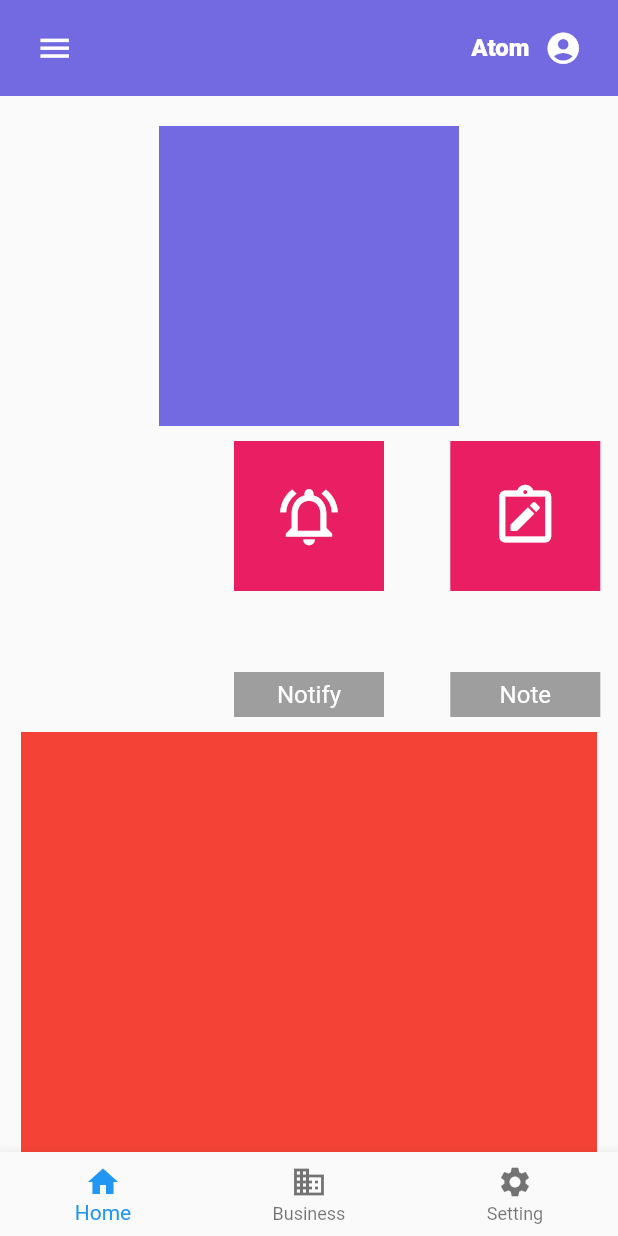
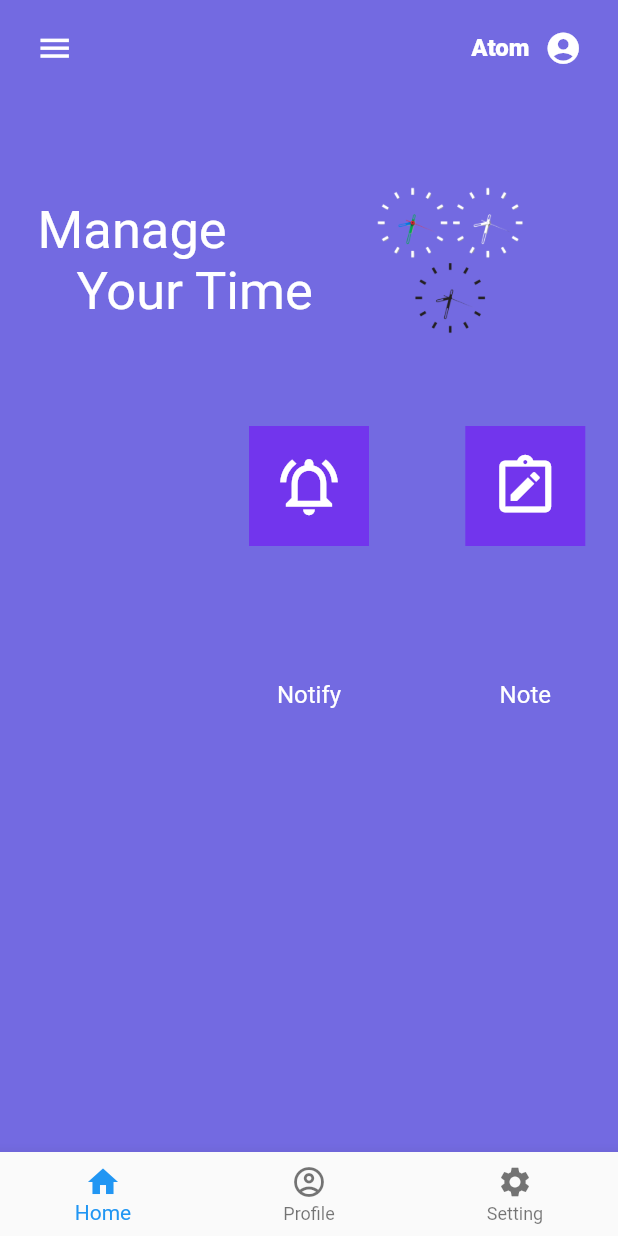
Before and after one commit to atomyongya/time_Management, a Flutter app: the HomeScreen screen opened directly, on a phone screen of 412 x 824 dp. Run offline on Flutter 3.47's test engine with Material 2 defaults, Android fonts, the phone set to English and light mode, and no system bars; our stand-ins replace get.

Commit message:
Home page is complete and now working on notify feature

```diff
--- a/time_management_application/lib/screen/dashboard/home.dart
+++ b/time_management_application/lib/screen/dashboard/home.dart
@@ -38,6 +38,7 @@ class _HomeScreen extends State<HomeScreen> {
   @override
   Widget build(BuildContext context) {
     return Scaffold(
+      backgroundColor: AppColors.mainColor,
       body: SafeArea(
         child: Column(
           children: [
@@ -65,7 +66,8 @@ class _HomeScreen extends State<HomeScreen> {
                       setState(() => menuIconTap
                           ? debugPrint("Open")
                           : debugPrint("Close"));
-                      }),
+                    },
+                  ),
 
                   // For right side of top bar.
                   Row(
@@ -91,10 +93,38 @@ class _HomeScreen extends State<HomeScreen> {
             // Body Section.
             // Selected Feature.
             Container(
-              margin: EdgeInsets.only(top: Dimensions.height10 * 2),
+              margin: EdgeInsets.only(
+                top: Dimensions.height10,
+                left: Dimensions.width5,
+                right: Dimensions.width5,
+              ),
               height: Dimensions.featureBoxHeight200,
-              width: Dimensions.featureBoxWidth200,
-              color: AppColors.mainColor,
+              width: double.infinity,
+              child: Row(
+                children: [
+                  const Padding(
+                    padding: EdgeInsets.all(20),
+                    child: Center(
+                      child: Text(
+                        "Manage \n\t\t\tYour Time",
+                        style: TextStyle(
+                          color: Colors.white,
+                          fontSize: 35,
+                        ),
+                      ),
+                    ),
+                  ),
+                  Padding(
+                    padding: const EdgeInsets.all(22),
+                    child: Image.asset(
+                      "assets/images/manage.png",
+                      fit: BoxFit.cover,
+                      width: 100,
+                      height: 100,
+                    ),
+                  ),
+                ],
+              ),
             ),
 
             // Feature Option.
@@ -114,21 +144,13 @@ class _HomeScreen extends State<HomeScreen> {
                           // For Icon
                           Align(
                             alignment: Alignment.topCenter,
-                            child: Container(
-                              margin: EdgeInsets.only(
-                                right: Dimensions.width10,
-                                left: Dimensions.width10,
-                              ),
-                              decoration: BoxDecoration(
-                                borderRadius: BorderRadius.circular(50),
-                              ),
                             child: AppIconWidget(
                               iconColor: Colors.white,
                               icon: featureIcons[index],
                               iconSize: 46,
-                                size: 100,
-                                backgroundColor: Colors.pink,
-                              ),
+                              size: 80,
+                              backgroundColor:
+                                  const Color.fromARGB(255, 114, 53, 237),
                             ),
                           ),
 
@@ -137,7 +159,6 @@ class _HomeScreen extends State<HomeScreen> {
                             alignment: Alignment.bottomCenter,
                             child: Container(
                               width: 100,
-                              color: Colors.grey,
                               margin: EdgeInsets.only(
                                 bottom: Dimensions.height5,
                               ),
@@ -152,8 +173,17 @@ class _HomeScreen extends State<HomeScreen> {
                         ],
                       ),
                       onTap: () {
-                        selectedFeature = !selectedFeature;
-                        setState(() {});
+                        if (index == 0) {
+                          Navigator.pushNamed(context, "/notify");
+                        } else if (index == 1) {
+                          Navigator.pushNamed(context, "/note");
+                        } else if (index == 2) {
+                          Navigator.pushNamed(context, "/timetable");
+                        } else if (index == 3) {
+                          Navigator.pushNamed(context, "/daycount");
+                        } else {
+                          debugPrint("Screen doesn't exist.");
+                        }
                       },
                     ),
                   );
@@ -164,7 +194,6 @@ class _HomeScreen extends State<HomeScreen> {
             SingleChildScrollView(
               child: Container(
                 height: Dimensions.featureBoxHeight200 * 1.4,
-                  color: Colors.red,
                 margin: EdgeInsets.only(
                     left: Dimensions.marginAnyLR14,
                     right: Dimensions.marginAnyLR14),
@@ -181,8 +210,8 @@ class _HomeScreen extends State<HomeScreen> {
             label: 'Home',
           ),
           BottomNavigationBarItem(
-            icon: Icon(Icons.business),
-            label: 'Business',
+            icon: Icon(Icons.account_circle_outlined),
+            label: 'Profile',
           ),
           BottomNavigationBarItem(
             icon: Icon(Icons.settings),
@@ -192,4 +221,8 @@ class _HomeScreen extends State<HomeScreen> {
       ),
     );
   }
+
+  featureScreen(String link) {
+    return Navigator.pushNamed(context, link);
   }
+}
--- a/time_management_application/pubspec.yaml
+++ b/time_management_application/pubspec.yaml
@@ -61,9 +61,8 @@ flutter:
   uses-material-design: true
 
   # To add assets to your application, add an assets section, like this:
-  # assets:
-  #   - images/a_dot_burr.jpeg
-  #   - images/a_dot_ham.jpeg
+  assets:
+    - assets/images/manage.png
 
   # An image asset can refer to one or more resolution-specific "variants", see
   # https://flutter.dev/assets-and-images/#resolution-aware
```
Also changed, not shown: time_management_application/lib/screen/dashboard/day_count/daycount.dart (added, +17 -0 lines), time_management_application/lib/screen/dashboard/note_screen/note.dart (added, +17 -0 lines), time_management_application/lib/screen/dashboard/notify_screen/notify.dart (added, +17 -0 lines), time_management_application/lib/screen/dashboard/timetable_screen/timetable.dart (added, +17 -0 lines), time_management_application/lib/screen/login/login.dart (+18 -1 lines), time_management_application/lib/utils/navigator.dart (+8 -0 lines), time_management_application/assets/images/clock.jpg (added), time_management_application/assets/images/manage.png (added), 1 other file. Lines whose indentation alone changed are shown as unchanged.
